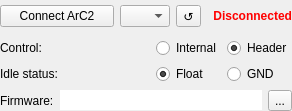
arc-instruments/arc2control, file uis/arc2connection.ui: the form before one commit.
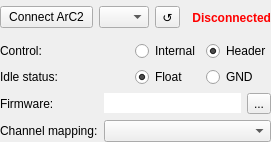
The form after the commit.

Commit message: Add channel mapping selection and load extra mappings from user dirs

```diff
--- a/uis/arc2connection.ui
+++ b/uis/arc2connection.ui
@@ -6,8 +6,8 @@
    <rect>
     <x>0</x>
     <y>0</y>
-    <width>292</width>
-    <height>111</height>
+    <width>271</width>
+    <height>142</height>
    </rect>
   </property>
   <property name="sizePolicy">
@@ -156,14 +156,16 @@
     </layout>
    </item>
    <item>
-    <layout class="QHBoxLayout" name="horizontalLayout_6">
-     <item>
+    <layout class="QGridLayout" name="gridLayout">
+     <item row="0" column="0">
       <widget class="QLabel" name="label_5">
        <property name="text">
         <string>Firmware:</string>
        </property>
       </widget>
      </item>
+     <item row="0" column="1">
+      <layout class="QHBoxLayout" name="horizontalLayout_2">
      <item>
       <widget class="QLineEdit" name="selectedFirmwareEdit">
        <property name="frame">
@@ -183,6 +185,18 @@
      </item>
     </layout>
    </item>
+     <item row="1" column="0">
+      <widget class="QLabel" name="label">
+       <property name="text">
+        <string>Channel mapping:</string>
+       </property>
+      </widget>
+     </item>
+     <item row="1" column="1">
+      <widget class="QComboBox" name="channelMapperComboBox"/>
+     </item>
+    </layout>
+   </item>
   </layout>
  </widget>
  <resources/>
```
Left out of the diff: 2 changed lines with no effect on the pictures. Lines whose indentation alone changed are shown as unchanged. The commit also changes 7 other files.
